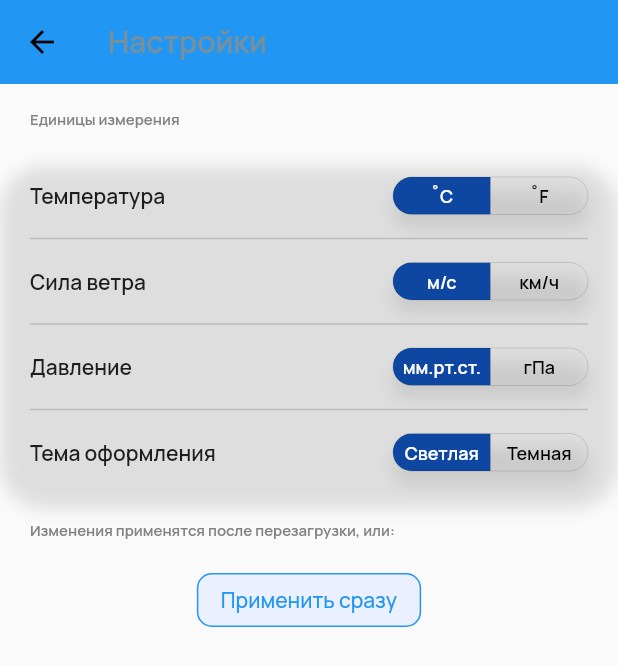
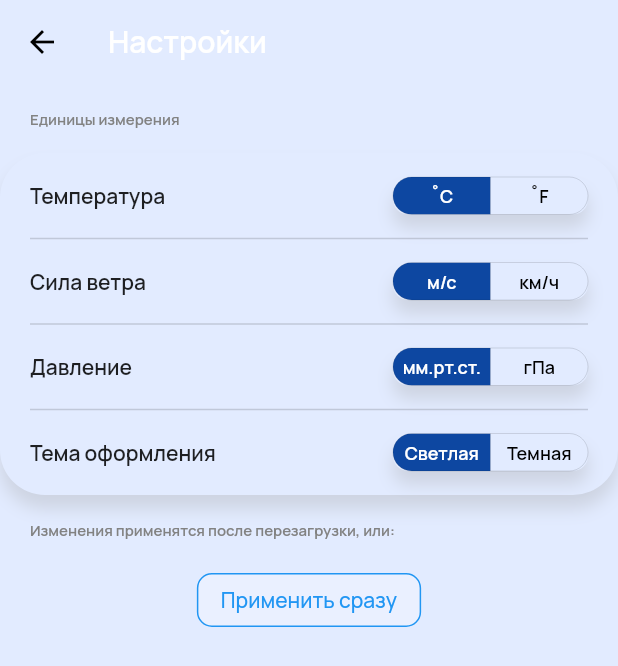
Before and after one commit to Pechenyice/flutterWeatherApp, a Flutter app: the WeatherAppSettings screen opened by its route, on a phone screen of 412 x 824 dp. Shown: the top 666 px of the screen. Run offline on Flutter 3.47's test engine with Material 2 defaults, Android fonts, the phone set to English and light mode, and no system bars; our stand-ins replace shared_preferences; accounts and stored records are empty; network calls fail; statements that could not run were skipped.

Commit message:
created color variables

```diff
--- a/lib/helpers/ThemeColors.dart
+++ b/lib/helpers/ThemeColors.dart
@@ -3,5 +3,11 @@ import 'package:flutter/material.dart';
 
 class ThemeColors {
   ThemeColors._();
-  static const Color black = Color(0xFF78909C);
+  static Color weatherBackground = Color(0xFFE2EBFF);
+  static Color weatherPreview = Color(0xFFE0E9FD);
+  static Color black = Color(0xFF000000);
+  static Color white = Color(0xFFFFFFF);
+  static Color weekGradientStart = Color(0xFFCDDAF5);
+  static Color weekGradientEnd = Color(0xFF9CBCFF);
+  static Color menuButtons = Color(0xFF0256FF);
 }
```
